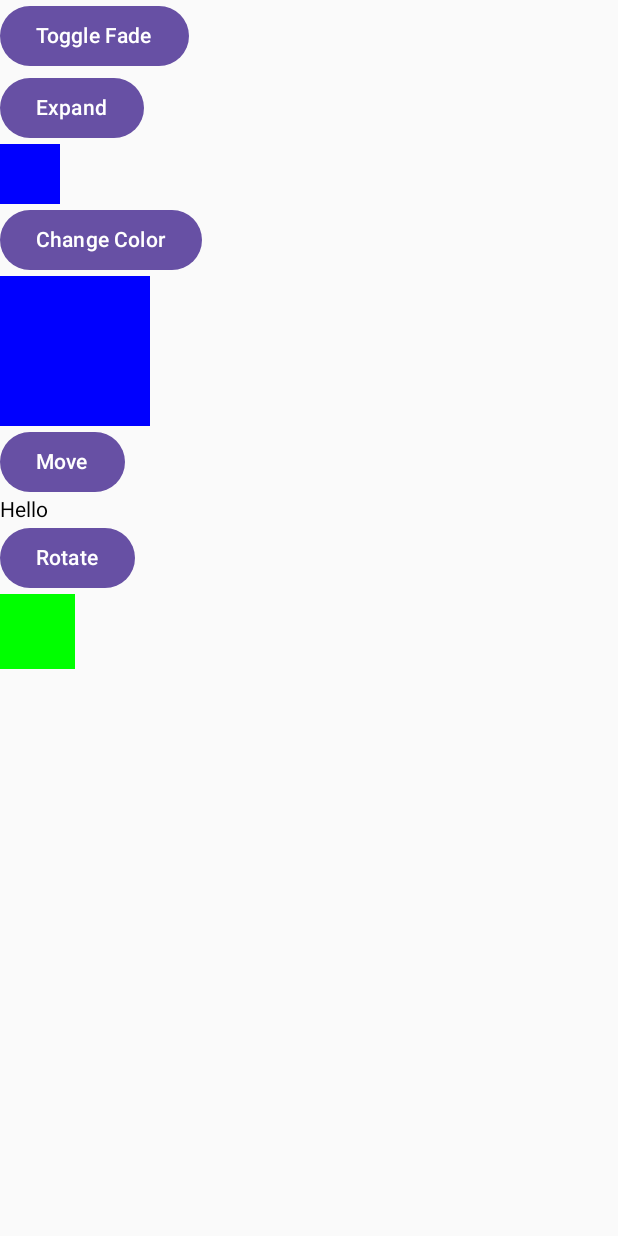
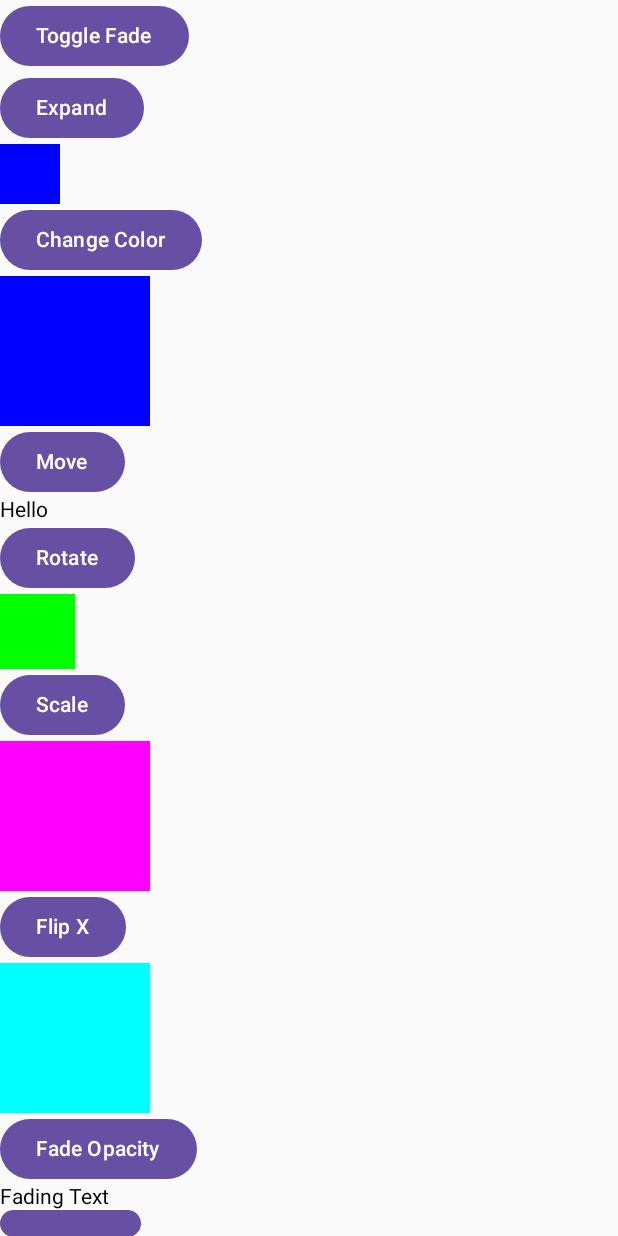
Before and after one commit to entaku0818/AudioMasterAndroid, an Android app built with Jetpack Compose: the AnimationDemoActivity screen opened directly, with no data from a screen before it, on a phone screen of 412 x 824 dp. Run offline under Robolectric (Android 15) with nearby library versions, the phone set to English and light mode, and no system bars.

Commit message:
add AnimationDemoActivity

```diff
--- a/app/src/main/java/com/example/myapplication/ui/AnimationDemoActivity.kt
+++ b/app/src/main/java/com/example/myapplication/ui/AnimationDemoActivity.kt
@@ -1,21 +1,26 @@
 package com.example.myapplication.ui
+
 import android.os.Bundle
 import androidx.activity.ComponentActivity
 import androidx.activity.compose.setContent
 import androidx.compose.animation.*
-import androidx.compose.animation.core.animateDpAsState
-import androidx.compose.animation.core.animateFloatAsState
+import androidx.compose.animation.core.*
 import androidx.compose.foundation.background
 import androidx.compose.foundation.layout.Box
 import androidx.compose.foundation.layout.Column
 import androidx.compose.foundation.layout.offset
+import androidx.compose.foundation.layout.padding
 import androidx.compose.foundation.layout.size
 import androidx.compose.material3.Button
+import androidx.compose.material3.Card
+import androidx.compose.material3.CardDefaults.cardElevation
 import androidx.compose.material3.Text
 import androidx.compose.runtime.*
 import androidx.compose.ui.Modifier
+import androidx.compose.ui.draw.alpha
 import androidx.compose.ui.draw.rotate
 import androidx.compose.ui.graphics.Color
+import androidx.compose.ui.graphics.graphicsLayer
 import androidx.compose.ui.unit.dp
 
 class AnimationDemoActivity : ComponentActivity() {
@@ -27,8 +32,14 @@ class AnimationDemoActivity : ComponentActivity() {
             var red by remember { mutableStateOf(false) }
             var moved by remember { mutableStateOf(false) }
             var rotated by remember { mutableStateOf(false) }
+            var scaleExpanded by remember { mutableStateOf(false) }
+            var rotatedX by remember { mutableStateOf(false) }
+            var faded by remember { mutableStateOf(true) }
+            var raised by remember { mutableStateOf(false) }
+            var currentState by remember { mutableStateOf(true) }
 
             Column {
+                // Existing animations
                 Button(onClick = { visible = !visible }) {
                     Text("Toggle Fade")
                 }
@@ -43,14 +54,12 @@ class AnimationDemoActivity : ComponentActivity() {
                 Button(onClick = { expanded = !expanded }) {
                     Text("Expand")
                 }
-                Box(Modifier.size(animateDpAsState(if (expanded) 200.dp else 40.dp, label = "").value).background(Color.Blue))
+                Box(Modifier.size(animateDpAsState(if (expanded) 200.dp else 40.dp).value).background(Color.Blue))
 
                 Button(onClick = { red = !red }) {
                     Text("Change Color")
                 }
-                Box(Modifier.size(100.dp).background(animateColorAsState(if (red) Color.Red else Color.Blue,
-                    label = ""
-                ).value))
+                Box(Modifier.size(100.dp).background(animateColorAsState(if (red) Color.Red else Color.Blue).value))
 
                 Button(onClick = { moved = !moved }) {
                     Text("Move")
@@ -60,7 +69,47 @@ class AnimationDemoActivity : ComponentActivity() {
                 Button(onClick = { rotated = !rotated }) {
                     Text("Rotate")
                 }
-                Box(Modifier.rotate(animateFloatAsState(if (rotated) 360f else 0f, label = "").value).background(Color.Green).size(50.dp))
+                Box(Modifier.rotate(animateFloatAsState(if (rotated) 360f else 0f).value).background(Color.Green).size(50.dp))
+
+                // New animations
+                Button(onClick = { scaleExpanded = !scaleExpanded }) {
+                    Text("Scale")
+                }
+                Box(Modifier.size(100.dp).graphicsLayer {
+                    scaleX = if (scaleExpanded) 1.5f else 1f
+                    scaleY = if (scaleExpanded) 1.5f else 1f
+                }.background(Color.Magenta))
+
+                Button(onClick = { rotatedX = !rotatedX }) {
+                    Text("Flip X")
+                }
+                Box(Modifier.size(100.dp).graphicsLayer {
+                    rotationX = if (rotatedX) 180f else 0f
+                }.background(Color.Cyan))
+
+                Button(onClick = { faded = !faded }) {
+                    Text("Fade Opacity")
+                }
+                Text("Fading Text", Modifier.alpha(if (faded) 1f else 0.3f))
+
+                Button(onClick = { raised = !raised }) {
+                    Text("Elevate")
+                }
+                val elevation = animateDpAsState(if (raised) 10.dp else 0.dp, label = "")
+                Card(
+                    modifier = Modifier.size(200.dp),
+                    elevation = cardElevation(defaultElevation = elevation.value)
+                ) {
+                    Text("Elevated Card", Modifier.padding(16.dp))
+                }
+
+
+                Button(onClick = { currentState = !currentState }) {
+                    Text("Crossfade")
+                }
+                Crossfade(targetState = currentState, label = "") { state ->
+                    if (state) Text("Hello") else Text("Goodbye")
+                }
             }
         }
     }
```
